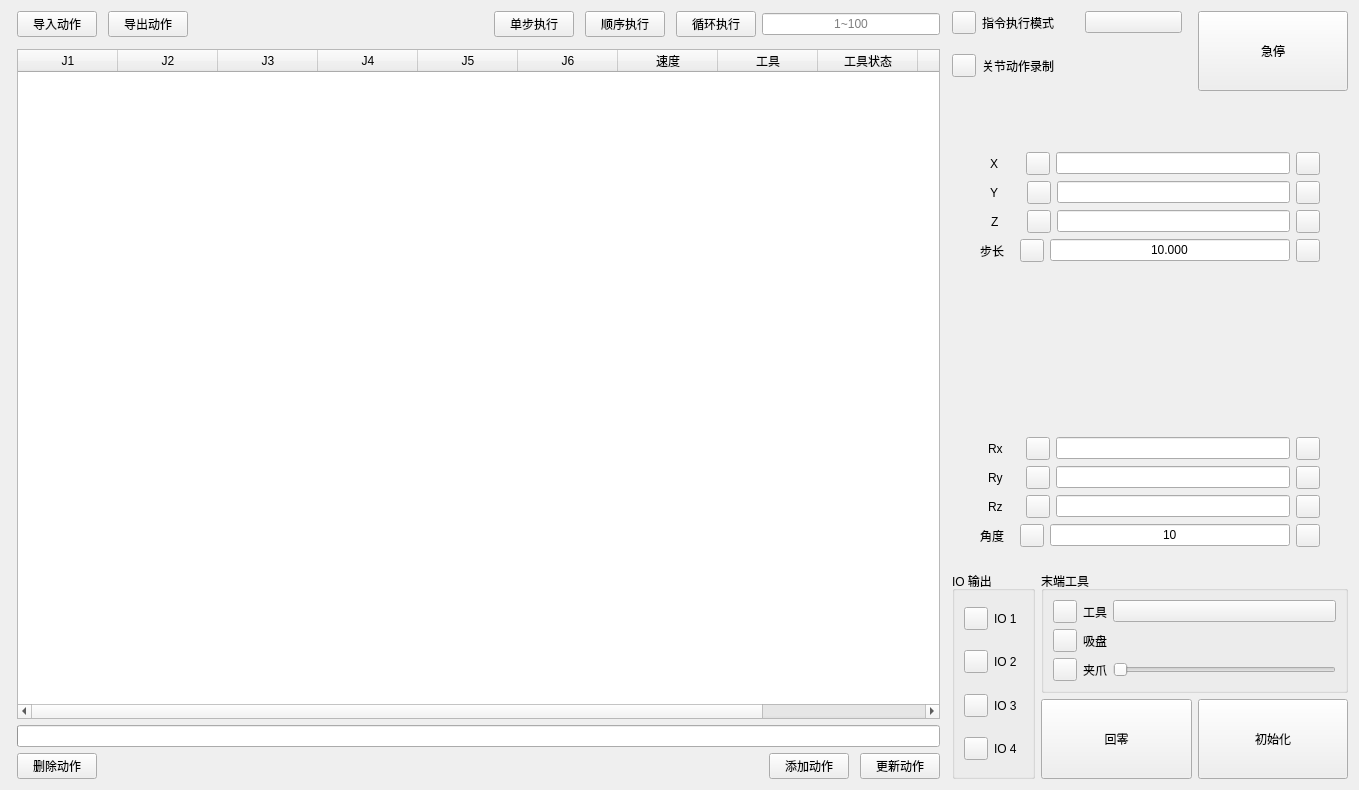
Above: ui/teach_page.ui from CoreJK/blinx_robot_arm_control before the change. Below: the same form after it.
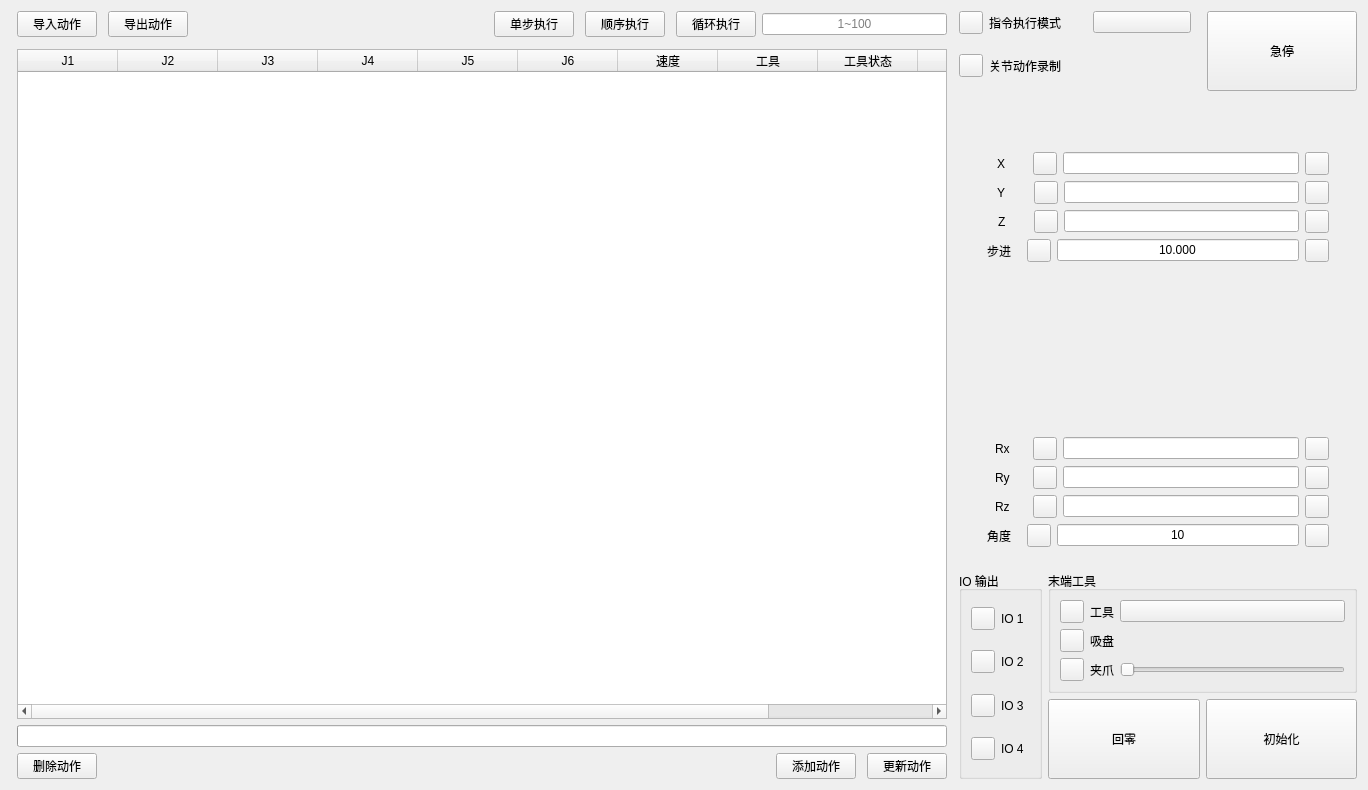
That is the form after the change. The open tabs and pages were chosen to show the change. Custom widgets are drawn as their Qt base class.

Commit message: 🔤 chore: 修改 icon 图标和坐标步长描述

The edit to the form file:
```diff
--- a/ui/teach_page.ui
+++ b/ui/teach_page.ui
@@ -6,7 +6,7 @@
    <rect>
     <x>0</x>
     <y>0</y>
-    <width>1359</width>
+    <width>1368</width>
     <height>790</height>
    </rect>
   </property>
@@ -1707,7 +1707,7 @@
                   <item>
                    <widget class="StrongBodyLabel" name="CoordinateStepLable">
                     <property name="text">
-                     <string>步长</string>
+                     <string>步进</string>
                     </property>
                    </widget>
                   </item>
```
The commit also changes 1 other file.
